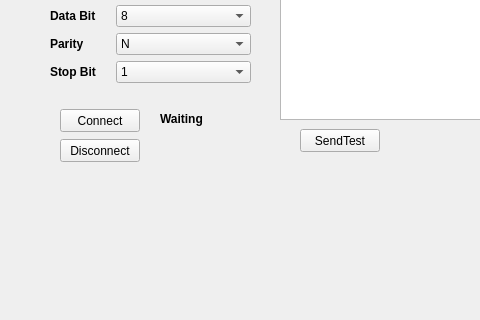
The window that pyqt5-demo/serial_panel.ui (SuYouge/pymodbus-demo) describes before a commit, drawn with Qt 5; both pictures show x 0 to 480 and y 130 to 450 of the 622 by 591 pixel window.
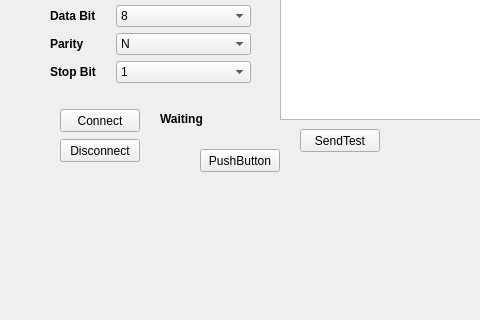
The same window after the commit.

Patch:
```diff
--- a/pyqt5-demo/serial_panel.ui
+++ b/pyqt5-demo/serial_panel.ui
@@ -270,6 +270,19 @@
      </item>
     </layout>
    </widget>
+   <widget class="QPushButton" name="pushButton_4">
+    <property name="geometry">
+     <rect>
+      <x>200</x>
+      <y>260</y>
+      <width>80</width>
+      <height>23</height>
+     </rect>
+    </property>
+    <property name="text">
+     <string>PushButton</string>
+    </property>
+   </widget>
   </widget>
   <widget class="QMenuBar" name="menubar">
    <property name="geometry">
```
Left out of the diff: 16 changed lines with no effect on the pictures.
